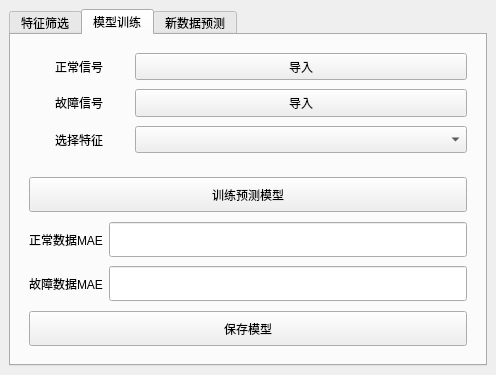
First picture: the form in GUI/FaultDegreeGUI.ui, repository DuskSwan/fault_estimation_master_design, before the edit.
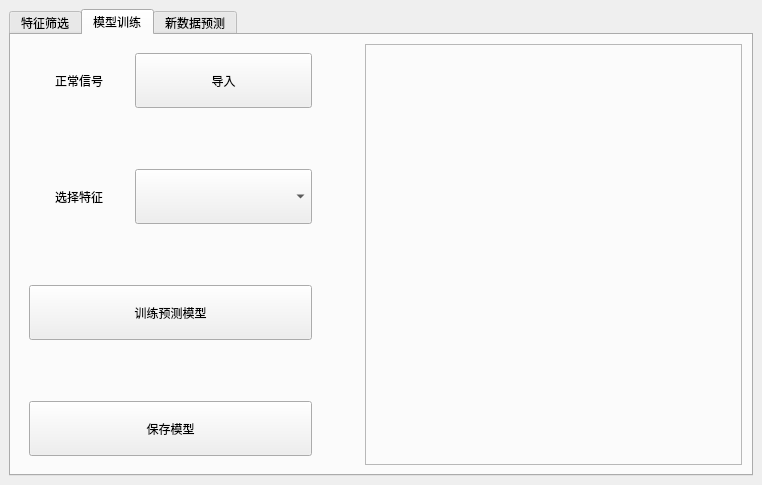
Second picture: the form after the edit. The open tabs and pages were chosen to show the change.

Commit message: edit GUI file, delete redundant buttons

Patch:
```diff
--- a/GUI/FaultDegreeGUI.ui
+++ b/GUI/FaultDegreeGUI.ui
@@ -6,15 +6,15 @@
    <rect>
     <x>0</x>
     <y>0</y>
-    <width>496</width>
-    <height>375</height>
+    <width>762</width>
+    <height>485</height>
    </rect>
   </property>
   <property name="windowTitle">
    <string>Form</string>
   </property>
   <layout class="QGridLayout" name="gridLayout">
-   <item row="0" column="0">
+   <item row="0" column="1">
     <widget class="QTabWidget" name="tabWidget">
      <property name="layoutDirection">
       <enum>Qt::LeftToRight</enum>
@@ -135,51 +135,10 @@
       <attribute name="title">
        <string>模型训练</string>
       </attribute>
-      <layout class="QVBoxLayout" name="verticalLayout_6">
+      <layout class="QHBoxLayout" name="horizontalLayout_4" stretch="8,1,10">
        <item>
-        <widget class="QWidget" name="widget_3" native="true">
-         <property name="minimumSize">
-          <size>
-           <width>0</width>
-           <height>80</height>
-          </size>
-         </property>
-         <property name="maximumSize">
-          <size>
-           <width>16777215</width>
-           <height>16777215</height>
-          </size>
-         </property>
-         <property name="layoutDirection">
-          <enum>Qt::LeftToRight</enum>
-         </property>
-         <layout class="QGridLayout" name="gridLayout_2" rowstretch="8,1,8,1,8">
-          <item row="4" column="0">
-           <widget class="QLabel" name="label_4">
-            <property name="maximumSize">
-             <size>
-              <width>100</width>
-              <height>16777215</height>
-             </size>
-            </property>
-            <property name="text">
-             <string>选择特征</string>
-            </property>
-            <property name="alignment">
-             <set>Qt::AlignCenter</set>
-            </property>
-           </widget>
-          </item>
-          <item row="4" column="1">
-           <widget class="QComboBox" name="comboBoxSelectFeaturesInTraining">
-            <property name="sizePolicy">
-             <sizepolicy hsizetype="Preferred" vsizetype="Expanding">
-              <horstretch>0</horstretch>
-              <verstretch>0</verstretch>
-             </sizepolicy>
-            </property>
-           </widget>
-          </item>
+        <widget class="QWidget" name="widget_2" native="true">
+         <layout class="QGridLayout" name="gridLayout_2">
           <item row="1" column="1">
            <spacer name="verticalSpacer_2">
             <property name="orientation">
@@ -193,6 +152,48 @@
             </property>
            </spacer>
           </item>
+          <item row="8" column="0" colspan="2">
+           <widget class="QPushButton" name="btnSaveModel">
+            <property name="sizePolicy">
+             <sizepolicy hsizetype="Minimum" vsizetype="Expanding">
+              <horstretch>0</horstretch>
+              <verstretch>0</verstretch>
+             </sizepolicy>
+            </property>
+            <property name="text">
+             <string>保存模型</string>
+            </property>
+           </widget>
+          </item>
+          <item row="6" column="0" colspan="2">
+           <widget class="QPushButton" name="btnTraining">
+            <property name="sizePolicy">
+             <sizepolicy hsizetype="Minimum" vsizetype="Expanding">
+              <horstretch>0</horstretch>
+              <verstretch>0</verstretch>
+             </sizepolicy>
+            </property>
+            <property name="text">
+             <string>训练预测模型</string>
+            </property>
+           </widget>
+          </item>
+          <item row="2" column="0">
+           <widget class="QLabel" name="label_4">
+            <property name="maximumSize">
+             <size>
+              <width>100</width>
+              <height>16777215</height>
+             </size>
+            </property>
+            <property name="text">
+             <string>选择特征</string>
+            </property>
+            <property name="alignment">
+             <set>Qt::AlignCenter</set>
+            </property>
+           </widget>
+          </item>
           <item row="0" column="0">
            <widget class="QLabel" name="label_3">
             <property name="maximumSize">
@@ -209,6 +210,16 @@
             </property>
            </widget>
           </item>
+          <item row="2" column="1">
+           <widget class="QComboBox" name="comboBoxSelectFeaturesInTraining">
+            <property name="sizePolicy">
+             <sizepolicy hsizetype="Preferred" vsizetype="Expanding">
+              <horstretch>0</horstretch>
+              <verstretch>0</verstretch>
+             </sizepolicy>
+            </property>
+           </widget>
+          </item>
           <item row="0" column="1">
            <widget class="QPushButton" name="btnImportNormalSignalInTraining">
             <property name="sizePolicy">
@@ -222,36 +233,20 @@
             </property>
            </widget>
           </item>
-          <item row="2" column="0">
-           <widget class="QLabel" name="label_6">
-            <property name="maximumSize">
+          <item row="7" column="0">
+           <spacer name="verticalSpacer_4">
+            <property name="orientation">
+             <enum>Qt::Vertical</enum>
+            </property>
+            <property name="sizeHint" stdset="0">
              <size>
-              <width>100</width>
-              <height>16777215</height>
+              <width>20</width>
+              <height>40</height>
              </size>
             </property>
-            <property name="text">
-             <string>故障信号</string>
-            </property>
-            <property name="alignment">
-             <set>Qt::AlignCenter</set>
-            </property>
-           </widget>
+           </spacer>
           </item>
-          <item row="2" column="1">
-           <widget class="QPushButton" name="btnImportFaultSignalInTraining">
-            <property name="sizePolicy">
-             <sizepolicy hsizetype="Minimum" vsizetype="Expanding">
-              <horstretch>0</horstretch>
-              <verstretch>0</verstretch>
-             </sizepolicy>
-            </property>
-            <property name="text">
-             <string>导入</string>
-            </property>
-           </widget>
-          </item>
-          <item row="3" column="1">
+          <item row="5" column="0">
            <spacer name="verticalSpacer_3">
             <property name="orientation">
              <enum>Qt::Vertical</enum>
@@ -268,132 +263,26 @@
         </widget>
        </item>
        <item>
-        <widget class="QWidget" name="widget_4" native="true">
-         <layout class="QHBoxLayout" name="horizontalLayout_10">
-          <item>
-           <layout class="QVBoxLayout" name="verticalLayout_4" stretch="9,1,9,1,9,1,9">
-            <item>
-             <widget class="QPushButton" name="btnTraining">
-              <property name="sizePolicy">
-               <sizepolicy hsizetype="Minimum" vsizetype="Expanding">
-                <horstretch>0</horstretch>
-                <verstretch>0</verstretch>
-               </sizepolicy>
-              </property>
-              <property name="text">
-               <string>训练预测模型</string>
-              </property>
-             </widget>
-            </item>
-            <item>
-             <spacer name="verticalSpacer_4">
-              <property name="orientation">
-               <enum>Qt::Vertical</enum>
-              </property>
-              <property name="sizeHint" stdset="0">
-               <size>
-                <width>20</width>
-                <height>40</height>
-               </size>
-              </property>
-             </spacer>
-            </item>
-            <item>
-             <layout class="QHBoxLayout" name="horizontalLayout_8">
-              <item>
-               <widget class="QLabel" name="label_7">
-                <property name="maximumSize">
-                 <size>
-                  <width>100</width>
-                  <height>16777215</height>
-                 </size>
-                </property>
-                <property name="text">
-                 <string>正常数据MAE</string>
-                </property>
-               </widget>
-              </item>
-              <item>
-               <widget class="QLineEdit" name="lineEditNormalMAE">
-                <property name="sizePolicy">
-                 <sizepolicy hsizetype="Expanding" vsizetype="Expanding">
-                  <horstretch>0</horstretch>
-                  <verstretch>0</verstretch>
-                 </sizepolicy>
-                </property>
-               </widget>
-              </item>
-             </layout>
-            </item>
-            <item>
-             <spacer name="verticalSpacer_5">
-              <property name="orientation">
-               <enum>Qt::Vertical</enum>
-              </property>
-              <property name="sizeHint" stdset="0">
-               <size>
-                <width>20</width>
-                <height>40</height>
-               </size>
-              </property>
-             </spacer>
-            </item>
-            <item>
-             <layout class="QHBoxLayout" name="horizontalLayout_9">
-              <item>
-               <widget class="QLabel" name="label_8">
-                <property name="maximumSize">
-                 <size>
-                  <width>100</width>
-                  <height>16777215</height>
-                 </size>
-                </property>
-                <property name="text">
-                 <string>故障数据MAE</string>
-                </property>
-               </widget>
-              </item>
-              <item>
-               <widget class="QLineEdit" name="lineEditFaultMAE">
-                <property name="sizePolicy">
-                 <sizepolicy hsizetype="Expanding" vsizetype="Expanding">
-                  <horstretch>0</horstretch>
-                  <verstretch>0</verstretch>
-                 </sizepolicy>
-                </property>
-               </widget>
-              </item>
-             </layout>
-            </item>
-            <item>
-             <spacer name="verticalSpacer_6">
-              <property name="orientation">
-               <enum>Qt::Vertical</enum>
-              </property>
-              <property name="sizeHint" stdset="0">
-               <size>
-                <width>20</width>
-                <height>40</height>
-               </size>
-              </property>
-             </spacer>
-            </item>
-            <item>
-             <widget class="QPushButton" name="btnSaveModel">
-              <property name="sizePolicy">
-               <sizepolicy hsizetype="Minimum" vsizetype="Expanding">
-                <horstretch>0</horstretch>
-                <verstretch>0</verstretch>
-               </sizepolicy>
-              </property>
-              <property name="text">
-               <string>保存模型</string>
-              </property>
-             </widget>
-            </item>
-           </layout>
-          </item>
-         </layout>
+        <spacer name="horizontalSpacer_3">
+         <property name="orientation">
+          <enum>Qt::Horizontal</enum>
+         </property>
+         <property name="sizeHint" stdset="0">
+          <size>
+           <width>40</width>
+           <height>20</height>
+          </size>
+         </property>
+        </spacer>
+       </item>
+       <item>
+        <widget class="QFrame" name="DrawFameInTraining">
+         <property name="frameShape">
+          <enum>QFrame::StyledPanel</enum>
+         </property>
+         <property name="frameShadow">
+          <enum>QFrame::Raised</enum>
+         </property>
         </widget>
        </item>
       </layout>
@@ -404,8 +293,47 @@
       </attribute>
       <layout class="QVBoxLayout" name="verticalLayout_2">
        <item>
-        <widget class="QWidget" name="widget_5" native="true">
-         <layout class="QGridLayout" name="gridLayout_6" rowstretch="8,1,8,1,8,1,8">
+        <widget class="QWidget" name="widget_3" native="true">
+         <layout class="QGridLayout" name="gridLayout_3">
+          <item row="3" column="1">
+           <spacer name="verticalSpacer_6">
+            <property name="orientation">
+             <enum>Qt::Vertical</enum>
+            </property>
+            <property name="sizeHint" stdset="0">
+             <size>
+              <width>20</width>
+              <height>40</height>
+             </size>
+            </property>
+           </spacer>
+          </item>
+          <item row="6" column="0" colspan="2">
+           <widget class="QPushButton" name="btnPredict">
+            <property name="sizePolicy">
+             <sizepolicy hsizetype="Minimum" vsizetype="Expanding">
+              <horstretch>0</horstretch>
+              <verstretch>0</verstretch>
+             </sizepolicy>
+            </property>
+            <property name="text">
+             <string>预测</string>
+            </property>
+           </widget>
+          </item>
+          <item row="1" column="1">
+           <spacer name="verticalSpacer_5">
+            <property name="orientation">
+             <enum>Qt::Vertical</enum>
+            </property>
+            <property name="sizeHint" stdset="0">
+             <size>
+              <width>20</width>
+              <height>40</height>
+             </size>
+            </property>
+           </spacer>
+          </item>
           <item row="0" column="1">
            <widget class="QPushButton" name="btnImportSignalInPrediction">
             <property name="sizePolicy">
@@ -526,85 +454,26 @@
         </widget>
        </item>
        <item>
-        <widget class="QWidget" name="widget_2" native="true">
-         <layout class="QGridLayout" name="gridLayout_7" rowstretch="8,1,8,1,8">
-          <item row="4" column="0">
-           <widget class="QLabel" name="label_11">
-            <property name="text">
-             <string>诊断结果</string>
-            </property>
-           </widget>
-          </item>
-          <item row="1" column="0">
-           <spacer name="verticalSpacer_10">
-            <property name="orientation">
-             <enum>Qt::Vertical</enum>
-            </property>
-            <property name="sizeHint" stdset="0">
-             <size>
-              <width>20</width>
-              <height>40</height>
-             </size>
-            </property>
-           </spacer>
-          </item>
-          <item row="4" column="1">
-           <widget class="QLineEdit" name="lineEditResult">
-            <property name="sizePolicy">
-             <sizepolicy hsizetype="Expanding" vsizetype="Expanding">
-              <horstretch>0</horstretch>
-              <verstretch>0</verstretch>
-             </sizepolicy>
-            </property>
-           </widget>
-          </item>
-          <item row="2" column="1">
-           <widget class="QLineEdit" name="lineEditPredictionMAE">
-            <property name="sizePolicy">
-             <sizepolicy hsizetype="Expanding" vsizetype="Expanding">
-              <horstretch>0</horstretch>
-              <verstretch>0</verstretch>
-             </sizepolicy>
-            </property>
-           </widget>
-          </item>
-          <item row="2" column="0">
-           <widget class="QLabel" name="label_10">
-            <property name="text">
-             <string>MAE</string>
-            </property>
-            <property name="alignment">
-             <set>Qt::AlignCenter</set>
-            </property>
-           </widget>
-          </item>
-          <item row="0" column="0" colspan="2">
-           <widget class="QPushButton" name="btnPredict">
-            <property name="sizePolicy">
-             <sizepolicy hsizetype="Minimum" vsizetype="Expanding">
-              <horstretch>0</horstretch>
-              <verstretch>0</verstretch>
-             </sizepolicy>
-            </property>
-            <property name="text">
-             <string>预测</string>
-            </property>
-           </widget>
-          </item>
-          <item row="3" column="1">
-           <spacer name="verticalSpacer_11">
-            <property name="orientation">
-             <enum>Qt::Vertical</enum>
-            </property>
-            <property name="sizeHint" stdset="0">
-             <size>
-              <width>20</width>
-              <height>40</height>
-             </size>
-            </property>
-           </spacer>
-          </item>
-         </layout>
+        <spacer name="horizontalSpacer_4">
+         <property name="orientation">
+          <enum>Qt::Horizontal</enum>
+         </property>
+         <property name="sizeHint" stdset="0">
+          <size>
+           <width>40</width>
+           <height>20</height>
+          </size>
+         </property>
+        </spacer>
+       </item>
+       <item>
+        <widget class="QFrame" name="DrawFameInPrediction">
+         <property name="frameShape">
+          <enum>QFrame::StyledPanel</enum>
+         </property>
+         <property name="frameShadow">
+          <enum>QFrame::Raised</enum>
+         </property>
         </widget>
        </item>
       </layout>
```
Left out of the diff: 103 changed lines with no effect on the pictures.
